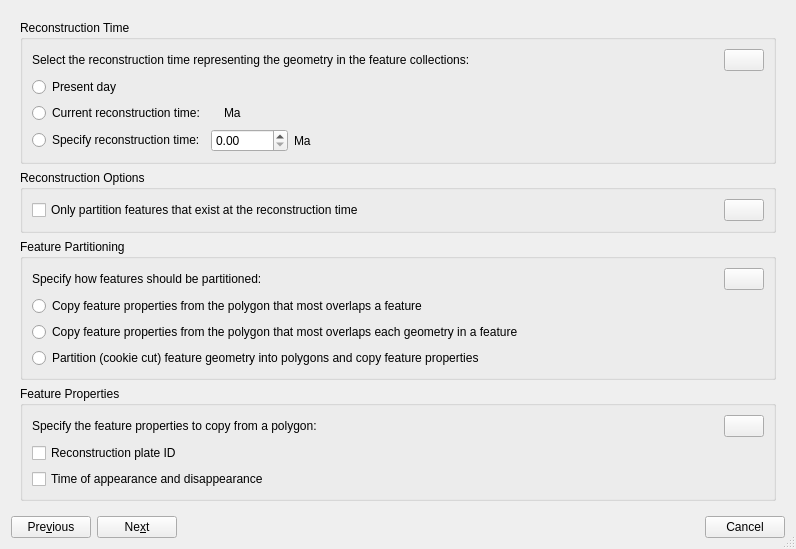
The window that src/qt-widgets/AssignReconstructionPlateIdsDialogUi.ui (GPlates/GPlates) describes before a commit, drawn with Qt 5.
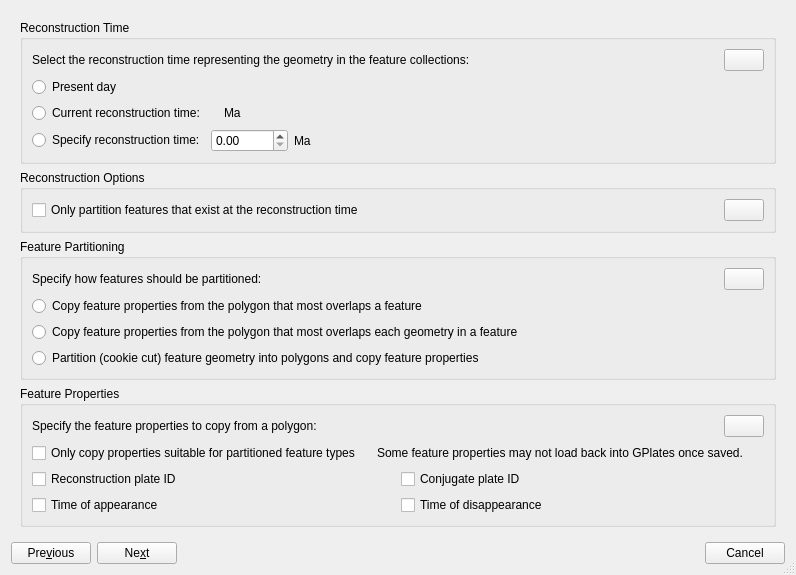
The same window after the commit. The open tabs and pages were chosen to show the change. Icons and pictures are not drawn.

```diff
--- a/src/qt-widgets/AssignReconstructionPlateIdsDialogUi.ui
+++ b/src/qt-widgets/AssignReconstructionPlateIdsDialogUi.ui
@@ -7,7 +7,7 @@
     <x>0</x>
     <y>0</y>
     <width>796</width>
-    <height>549</height>
+    <height>553</height>
    </rect>
   </property>
   <property name="windowTitle">
@@ -580,9 +580,16 @@
          <property name="title">
           <string>Feature Properties</string>
          </property>
-         <layout class="QGridLayout" name="gridLayout">
-          <item row="0" column="1">
+         <layout class="QVBoxLayout" name="verticalLayout_3">
+          <item>
            <layout class="QHBoxLayout" name="horizontalLayout_4">
+            <item>
+             <widget class="QLabel" name="label_properties_to_assign">
+              <property name="text">
+               <string>Specify the feature properties to copy from a polygon:</string>
+              </property>
+             </widget>
+            </item>
             <item>
              <spacer>
               <property name="orientation">
@@ -612,26 +619,94 @@
             </item>
            </layout>
           </item>
-          <item row="0" column="0">
-           <widget class="QLabel" name="label_properties_to_assign">
-            <property name="text">
-             <string>Specify the feature properties to copy from a polygon:</string>
-            </property>
-           </widget>
+          <item>
+           <layout class="QHBoxLayout" name="horizontalLayout_9">
+            <item>
+             <widget class="QCheckBox" name="only_copy_suitable_properties_check_box">
+              <property name="text">
+               <string>Only copy properties suitable for partitioned feature types</string>
+              </property>
+             </widget>
+            </item>
+            <item>
+             <widget class="QWidget" name="gpgim_warning_widget" native="true">
+              <layout class="QHBoxLayout" name="horizontalLayout_10">
+               <property name="spacing">
+                <number>3</number>
+               </property>
+               <property name="margin">
+                <number>0</number>
+               </property>
+               <item>
+                <widget class="QLabel" name="gpgim_warning_icon">
+                 <property name="text">
+                  <string/>
+                 </property>
+                 <property name="pixmap">
+                  <pixmap resource="../qt-resources/qt_widgets.qrc">:/gnome_dialog_warning_16.png</pixmap>
+                 </property>
+                </widget>
+               </item>
+               <item>
+                <widget class="QLabel" name="gpgim_warning_check_box">
+                 <property name="text">
+                  <string>Some feature properties may not load back into GPlates once saved.</string>
+                 </property>
+                </widget>
+               </item>
+              </layout>
+             </widget>
+            </item>
+            <item>
+             <spacer name="horizontalSpacer_3">
+              <property name="orientation">
+               <enum>Qt::Horizontal</enum>
+              </property>
+              <property name="sizeHint" stdset="0">
+               <size>
+                <width>40</width>
+                <height>20</height>
+               </size>
+              </property>
+             </spacer>
+            </item>
+           </layout>
           </item>
-          <item row="1" column="0">
-           <widget class="QCheckBox" name="check_box_assign_plate_id">
-            <property name="text">
-             <string>Reconstruction plate ID</string>
-            </property>
-           </widget>
+          <item>
+           <layout class="QHBoxLayout" name="horizontalLayout_7">
+            <item>
+             <widget class="QCheckBox" name="check_box_assign_reconstruction_plate_id">
+              <property name="text">
+               <string>Reconstruction plate ID</string>
+              </property>
+             </widget>
+            </item>
+            <item>
+             <widget class="QCheckBox" name="check_box_assign_conjugate_plate_id">
+              <property name="text">
+               <string>Conjugate plate ID</string>
+              </property>
+             </widget>
+            </item>
+           </layout>
           </item>
-          <item row="2" column="0">
-           <widget class="QCheckBox" name="check_box_assign_time_period">
-            <property name="text">
-             <string>Time of appearance and disappearance</string>
-            </property>
-           </widget>
+          <item>
+           <layout class="QHBoxLayout" name="horizontalLayout_8">
+            <item>
+             <widget class="QCheckBox" name="check_box_assign_time_of_appearance">
+              <property name="text">
+               <string>Time of appearance</string>
+              </property>
+             </widget>
+            </item>
+            <item>
+             <widget class="QCheckBox" name="check_box_assign_time_of_disappearance">
+              <property name="text">
+               <string>Time of disappearance</string>
+              </property>
+             </widget>
+            </item>
+           </layout>
           </item>
          </layout>
         </widget>
```
